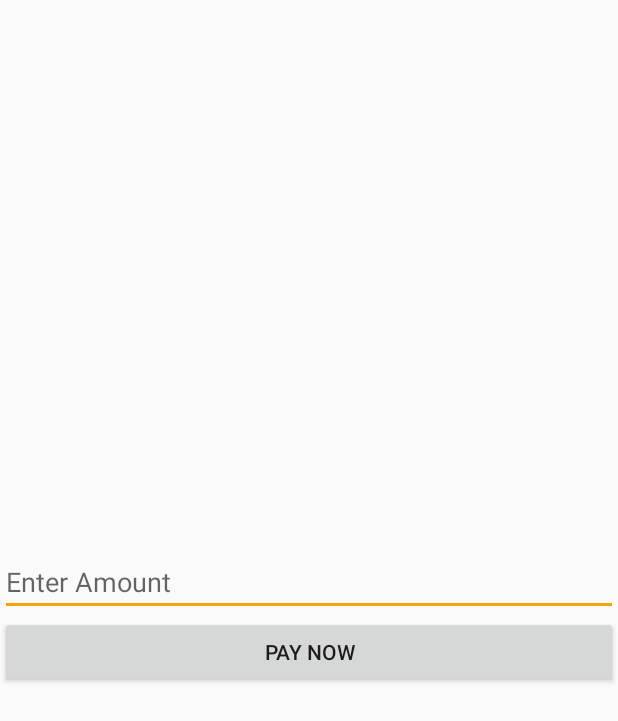
After one commit to nikkolasedi/Fortnite, an Android app: the PaypalDonate screen opened directly, with no data from a screen before it, on a phone screen of 412 x 824 dp. The commit adds this screen. Shown: the top 721 px of the screen. Run offline under Robolectric (Android 15) with nearby library versions, the phone set to English and light mode, and no system bars; libraries missing offline, so code that uses them is left out: com.paypal.android; 3 statements that could not run were skipped.

Commit message:
Donate with paypal

```diff
--- a/app/build.gradle
+++ b/app/build.gradle
@@ -4,7 +4,7 @@
     compileSdkVersion 27
     defaultConfig {
         applicationId "com.example.nikkolasedip.fortnite"
-        minSdkVersion 15
+        minSdkVersion 16
         targetSdkVersion 27
         versionCode 1
         versionName "1.0"
@@ -19,6 +19,7 @@
 }
 
 dependencies {
+    implementation 'com.paypal.sdk:paypal-android-sdk:2.15.3'
     implementation fileTree(dir: 'libs', include: ['*.jar'])
     implementation 'com.android.support:appcompat-v7:27.1.1'
     implementation 'com.android.support:design:27.1.1'
--- a/app/src/main/AndroidManifest.xml
+++ b/app/src/main/AndroidManifest.xml
@@ -105,7 +105,9 @@
         <activity
             android:name=".LegendarySkins"
             android:label="@string/title_activity_legendary_skins"
-            android:theme="@style/AppTheme.NoActionBar"></activity>
+            android:theme="@style/AppTheme.NoActionBar" />
+        <activity android:name=".PaypalDonate" />
+        <activity android:name=".PaymentDetails"></activity>
     </application>
 
 </manifest>
--- /dev/null
+++ b/app/src/main/java/com/example/nikkolasedip/fortnite/PaypalDonate.java
@@ -0,0 +1,99 @@
+package com.example.nikkolasedip.fortnite;
+
+import android.app.Activity;
+import android.content.Intent;
+import android.support.v7.app.AppCompatActivity;
+import android.os.Bundle;
+import android.view.View;
+import android.widget.Button;
+import android.widget.EditText;
+import android.widget.Toast;
+
+import com.example.nikkolasedip.fortnite.config.Config;
+import com.paypal.android.sdk.payments.PayPalConfiguration;
+import com.paypal.android.sdk.payments.PayPalPayment;
+import com.paypal.android.sdk.payments.PayPalService;
+import com.paypal.android.sdk.payments.PaymentActivity;
+import com.paypal.android.sdk.payments.PaymentConfirmation;
+
+import org.json.JSONException;
+
+import java.math.BigDecimal;
+
+public class PaypalDonate extends AppCompatActivity {
+
+    public static final int PAYPAL_REQUEST_CODE = 7171;
+    private static PayPalConfiguration config = new PayPalConfiguration()
+            .environment(PayPalConfiguration.ENVIRONMENT_SANDBOX)
+            .clientId(Config.PAYPAL_CLIENT_ID);
+
+    Button btnPayNow;
+    EditText edtAmount;
+    String amount = "";
+
+    @Override
+    protected void onDestroy() {
+        stopService(new Intent(this, PayPalService.class));
+        super.onDestroy();
+
+    }
+
+    @Override
+    protected void onCreate(Bundle savedInstanceState) {
+        super.onCreate(savedInstanceState);
+        setContentView(R.layout.activity_paypal_donate);
+
+        //Start Paypal Service
+        Intent intent = new Intent(this, PayPalService.class);
+        intent.putExtra(PayPalService.EXTRA_PAYPAL_CONFIGURATION, config);
+        startService(intent);
+
+        btnPayNow = (Button) findViewById(R.id.btnPayNow);
+        edtAmount = (EditText) findViewById(R.id.edtAmount);
+
+
+        btnPayNow.setOnClickListener(new View.OnClickListener() {
+            @Override
+            public void onClick(View view) {
+                processPayment();
+            }
+        });
+    }
+
+    private void processPayment() {
+        amount = edtAmount.getText().toString();
+        PayPalPayment payPalPayment = new PayPalPayment(new BigDecimal(String.valueOf(amount)), "USD", "Donate for Fortnite", PayPalPayment.PAYMENT_INTENT_SALE);
+        Intent intent = new Intent(this, PaymentActivity.class);
+        intent.putExtra(PayPalService.EXTRA_PAYPAL_CONFIGURATION, config);
+        intent.putExtra(PaymentActivity.EXTRA_PAYMENT, payPalPayment);
+        startActivityForResult(intent, PAYPAL_REQUEST_CODE);
+
+
+    }
+
+    @Override
+    protected void onActivityResult(int requestCode, int resultCode, Intent data) {
+        if (requestCode == PAYPAL_REQUEST_CODE)
+        {
+            if (resultCode == RESULT_OK) {
+                PaymentConfirmation confirmation = data.getParcelableExtra(PaymentActivity.EXTRA_RESULT_CONFIRMATION);
+                if (confirmation != null) {
+                    try {
+                        String paymentDetails = confirmation.toJSONObject().toString(4);
+
+                        startActivity(new Intent(this, PaymentDetails.class)
+                                .putExtra("PaymentDetails", paymentDetails)
+                                .putExtra("PaymentAmount", amount)
+                        );
+                    } catch (JSONException e) {
+                        e.printStackTrace();
+                    }
+
+                }
+            } else if (resultCode == Activity.RESULT_CANCELED)
+                Toast.makeText(this, "Cancel", Toast.LENGTH_SHORT).show();
+        } else if (resultCode == PaymentActivity.RESULT_EXTRAS_INVALID)
+            Toast.makeText(this, "Invalid", Toast.LENGTH_SHORT).show();
+    }
+
+}
--- /dev/null
+++ b/app/src/main/java/com/example/nikkolasedip/fortnite/config/Config.java
@@ -0,0 +1,6 @@
+package com.example.nikkolasedip.fortnite.config;
+
+public class Config {
+    public static final String PAYPAL_CLIENT_ID = "Abw2n3mMPksqI7CXBsr1rWiMb06Xu7iKJdCMjVI3H_VwbmeYIE7Ynt5e2wCOzv2cNHDXEbdNE-MOu8xV";
+
+}
--- /dev/null
+++ b/app/src/main/res/layout/activity_paypal_donate.xml
@@ -0,0 +1,27 @@
+<?xml version="1.0" encoding="utf-8"?>
+<RelativeLayout xmlns:android="http://schemas.android.com/apk/res/android"
+    xmlns:app="http://schemas.android.com/apk/res-auto"
+    xmlns:tools="http://schemas.android.com/tools"
+    android:layout_width="match_parent"
+    android:layout_height="match_parent"
+    tools:context=".PaypalDonate">
+
+    <LinearLayout
+        android:orientation="vertical"
+        android:layout_centerInParent="true"
+        android:layout_width="match_parent"
+        android:layout_height="wrap_content">
+
+        <EditText
+            android:id="@+id/edtAmount"
+            android:hint="Enter Amount"
+            android:layout_width="match_parent"
+            android:layout_height="wrap_content" />
+        <Button
+            android:id="@+id/btnPayNow"
+            android:text="Pay Now"
+            android:layout_width="match_parent"
+            android:layout_height="wrap_content" />
+    </LinearLayout>
+
+</RelativeLayout>
```
Also changed, not shown: app/src/main/java/com/example/nikkolasedip/fortnite/MainMenu.java (+7 -0 lines), app/src/main/java/com/example/nikkolasedip/fortnite/PaymentDetails.java (added, +45 -0 lines), app/src/main/res/layout/activity_payment_details.xml (added, +35 -0 lines), app/src/main/res/layout/content_main_menu.xml (+14 -0 lines).
